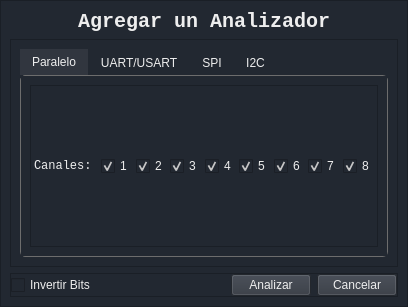
KarimHacen7/ProyectoFinal, file GUI v0.1/src/protocolAnalyzerUI.ui: the form before one commit.
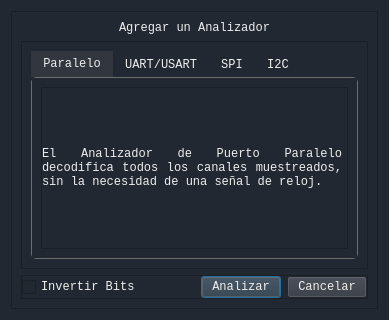
The form after the commit. The open tabs and pages were chosen to show the change.

```diff
--- a/GUI v0.1/src/protocolAnalyzerUI.ui
+++ b/GUI v0.1/src/protocolAnalyzerUI.ui
@@ -1,23 +1,23 @@
 <?xml version="1.0" encoding="UTF-8"?>
 <ui version="4.0">
- <class>mainWindow</class>
- <widget class="QMainWindow" name="mainWindow">
+ <class>Dialog</class>
+ <widget class="QDialog" name="Dialog">
   <property name="geometry">
    <rect>
     <x>0</x>
     <y>0</y>
-    <width>408</width>
-    <height>291</height>
+    <width>363</width>
+    <height>309</height>
    </rect>
   </property>
   <property name="windowTitle">
-   <string>Agregar Analizador</string>
+   <string>Analizador de Protocolo</string>
   </property>
   <property name="styleSheet">
    <string notr="true">*{
 	color: #EEEEEE;
 	background-color: #222831;
-	font: 9pt &quot;Consolas&quot;;
+	font: 9pt Consolas
 }
 .QPushButton, .QComboBox, QDoubleSpinBox
 {
@@ -25,23 +25,7 @@
 	color:#EEEEEE
 }</string>
   </property>
-  <widget class="QWidget" name="centralwidget">
    <layout class="QVBoxLayout" name="verticalLayout_2">
-    <property name="spacing">
-     <number>0</number>
-    </property>
-    <property name="leftMargin">
-     <number>0</number>
-    </property>
-    <property name="topMargin">
-     <number>0</number>
-    </property>
-    <property name="rightMargin">
-     <number>0</number>
-    </property>
-    <property name="bottomMargin">
-     <number>0</number>
-    </property>
     <item>
      <widget class="QFrame" name="mainVerticalFrame">
       <property name="frameShape">
@@ -117,7 +101,7 @@
 </string>
             </property>
             <property name="currentIndex">
-             <number>3</number>
+            <number>2</number>
             </property>
             <widget class="QWidget" name="simpleBinaryTab">
              <attribute name="title">
@@ -165,7 +149,7 @@
                    <property name="maximumSize">
                     <size>
                      <width>16777215</width>
-                     <height>20</height>
+                    <height>100</height>
                     </size>
                    </property>
                    <property name="font">
@@ -180,89 +164,12 @@
                     <string notr="true">*{padding-right: 5px;}</string>
                    </property>
                    <property name="text">
-                    <string>Canales:</string>
+                   <string>El Analizador de Puerto Paralelo decodifica todos los canales muestreados, sin la necesidad de una señal de reloj.</string>
+                  </property>
+                  <property name="alignment">
+                   <set>Qt::AlignJustify|Qt::AlignVCenter</set>
                    </property>
                    <property name="wordWrap">
-                    <bool>false</bool>
-                   </property>
-                  </widget>
-                 </item>
-                 <item>
-                  <widget class="QCheckBox" name="channel1CheckBox">
-                   <property name="text">
-                    <string>1</string>
-                   </property>
-                   <property name="checked">
-                    <bool>true</bool>
-                   </property>
-                  </widget>
-                 </item>
-                 <item>
-                  <widget class="QCheckBox" name="channel2CheckBox">
-                   <property name="text">
-                    <string>2</string>
-                   </property>
-                   <property name="checked">
-                    <bool>true</bool>
-                   </property>
-                  </widget>
-                 </item>
-                 <item>
-                  <widget class="QCheckBox" name="channel3CheckBox">
-                   <property name="text">
-                    <string>3</string>
-                   </property>
-                   <property name="checked">
-                    <bool>true</bool>
-                   </property>
-                  </widget>
-                 </item>
-                 <item>
-                  <widget class="QCheckBox" name="channel4CheckBox">
-                   <property name="text">
-                    <string>4</string>
-                   </property>
-                   <property name="checked">
-                    <bool>true</bool>
-                   </property>
-                  </widget>
-                 </item>
-                 <item>
-                  <widget class="QCheckBox" name="channel5CheckBox">
-                   <property name="text">
-                    <string>5</string>
-                   </property>
-                   <property name="checked">
-                    <bool>true</bool>
-                   </property>
-                  </widget>
-                 </item>
-                 <item>
-                  <widget class="QCheckBox" name="channel6CheckBox">
-                   <property name="text">
-                    <string>6</string>
-                   </property>
-                   <property name="checked">
-                    <bool>true</bool>
-                   </property>
-                  </widget>
-                 </item>
-                 <item>
-                  <widget class="QCheckBox" name="channel7CheckBox">
-                   <property name="text">
-                    <string>7</string>
-                   </property>
-                   <property name="checked">
-                    <bool>true</bool>
-                   </property>
-                  </widget>
-                 </item>
-                 <item>
-                  <widget class="QCheckBox" name="channel8CheckBox">
-                   <property name="text">
-                    <string>8</string>
-                   </property>
-                   <property name="checked">
                     <bool>true</bool>
                    </property>
                   </widget>
@@ -685,7 +592,6 @@
      </widget>
     </item>
    </layout>
-  </widget>
  </widget>
  <resources/>
  <connections/>
```
Lines whose indentation alone changed are shown as unchanged.
